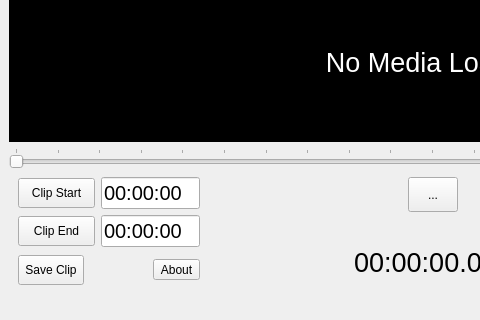
Qt form resources/ui/VodSlicer.ui (chillfactor032/VodSlicer) before a commit; both pictures show x 0 to 480 and y 321 to 641 of the 865 by 641 pixel window.
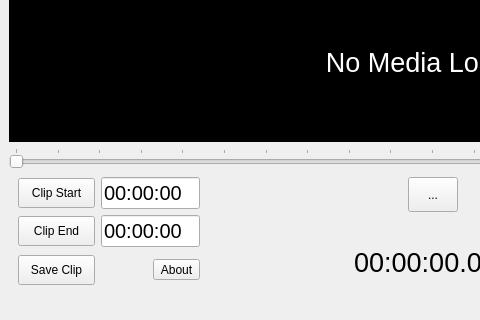
The same form after that commit. Icons and pictures are not drawn.

Commit message: Set Mac Button Width

```diff
--- a/resources/ui/VodSlicer.ui
+++ b/resources/ui/VodSlicer.ui
@@ -378,10 +378,16 @@
                     <widget class="QToolButton" name="save_clip_button">
                      <property name="minimumSize">
                       <size>
-                       <width>0</width>
+                       <width>77</width>
                        <height>30</height>
                       </size>
                      </property>
+                     <property name="maximumSize">
+                      <size>
+                       <width>77</width>
+                       <height>16777215</height>
+                      </size>
+                     </property>
                      <property name="text">
                       <string>Save Clip</string>
                      </property>
```
The commit also changes 2 other files.
